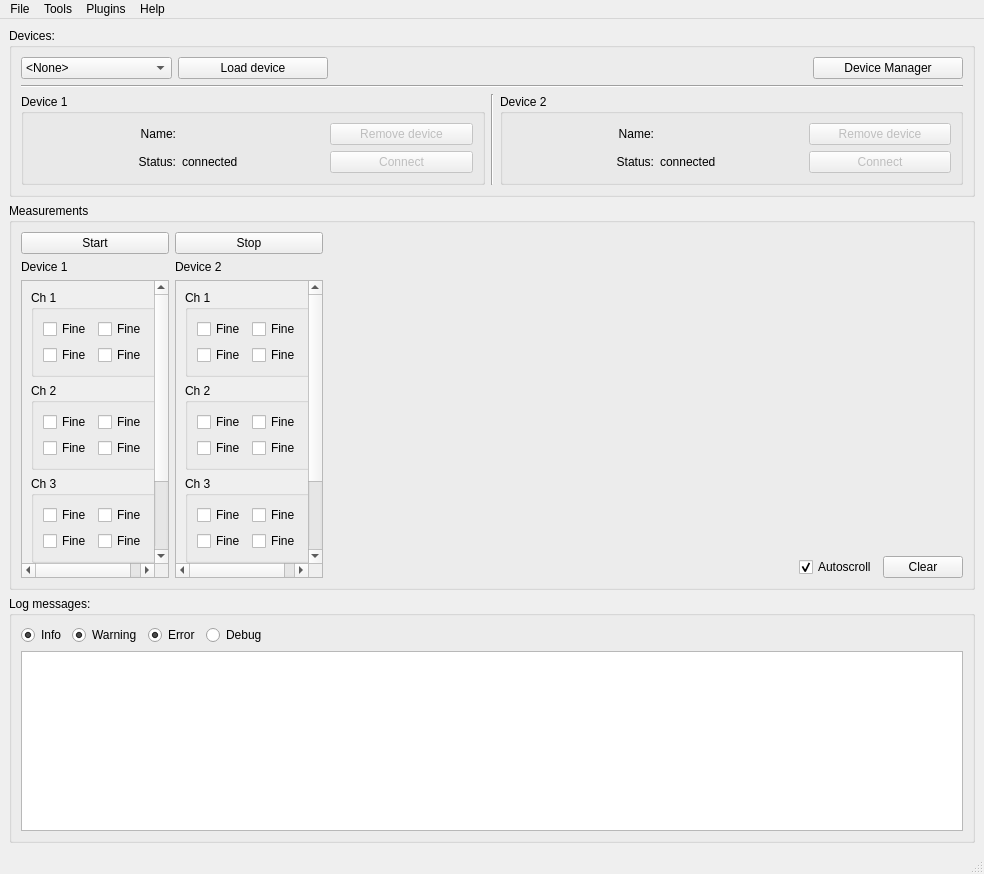
The window that frequency-meter/view/resources/interface.ui (robertofem/Freq-meter-APP) describes before a commit, drawn with Qt 5.
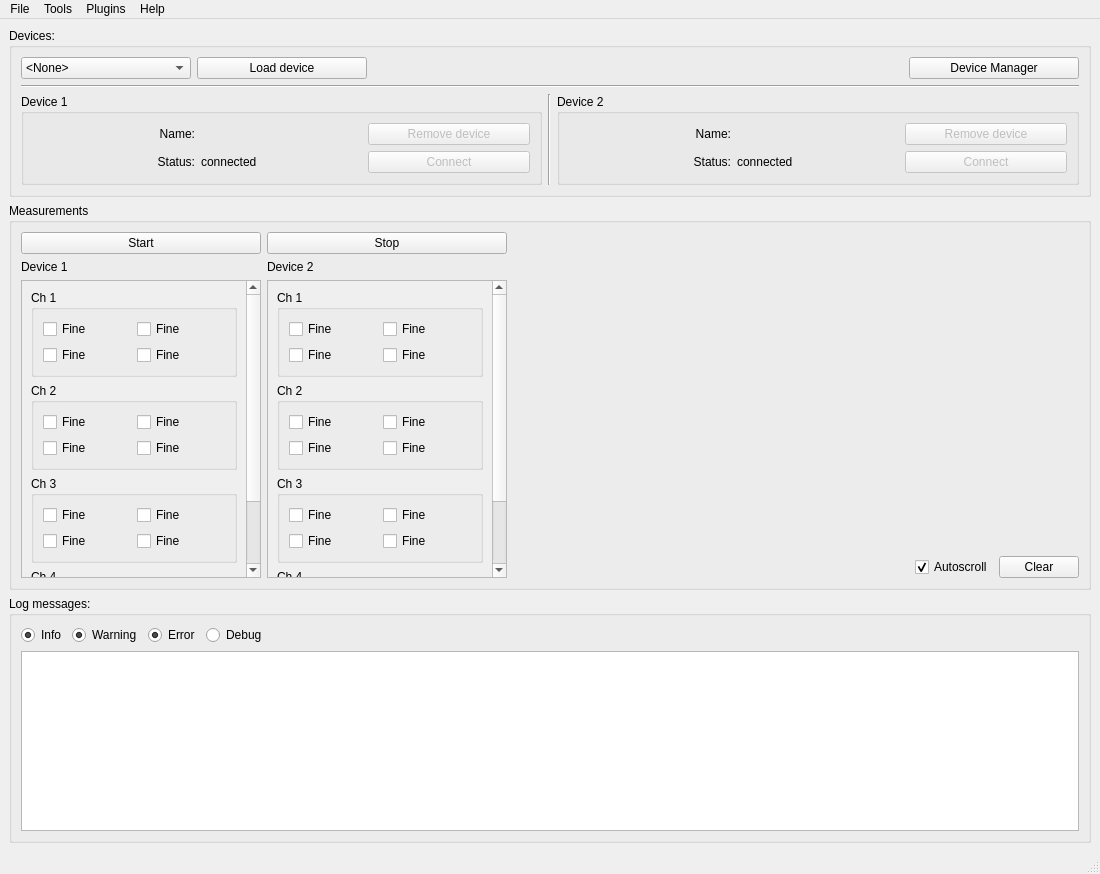
The same window after the commit.

What changed in the file:
```diff
--- a/frequency-meter/view/resources/interface.ui
+++ b/frequency-meter/view/resources/interface.ui
@@ -6,7 +6,7 @@
    <rect>
     <x>0</x>
     <y>0</y>
-    <width>984</width>
+    <width>1100</width>
     <height>874</height>
    </rect>
   </property>
@@ -18,7 +18,7 @@
   </property>
   <property name="minimumSize">
    <size>
-    <width>900</width>
+    <width>1100</width>
     <height>700</height>
    </size>
   </property>
@@ -376,6 +376,12 @@
              <verstretch>0</verstretch>
             </sizepolicy>
            </property>
+           <property name="minimumSize">
+            <size>
+             <width>240</width>
+             <height>0</height>
+            </size>
+           </property>
            <property name="widgetResizable">
             <bool>true</bool>
            </property>
@@ -384,7 +390,7 @@
              <rect>
               <x>0</x>
               <y>0</y>
-              <width>170</width>
+              <width>222</width>
               <height>380</height>
              </rect>
             </property>
@@ -549,6 +555,12 @@
              <verstretch>0</verstretch>
             </sizepolicy>
            </property>
+           <property name="minimumSize">
+            <size>
+             <width>240</width>
+             <height>0</height>
+            </size>
+           </property>
            <property name="widgetResizable">
             <bool>true</bool>
            </property>
@@ -557,7 +569,7 @@
              <rect>
               <x>0</x>
               <y>0</y>
-              <width>170</width>
+              <width>222</width>
               <height>380</height>
              </rect>
             </property>
@@ -743,7 +755,7 @@
     <rect>
      <x>0</x>
      <y>0</y>
-     <width>984</width>
+     <width>1100</width>
      <height>25</height>
     </rect>
    </property>
```
Left out of the diff: 2 changed lines with no effect on the pictures.
